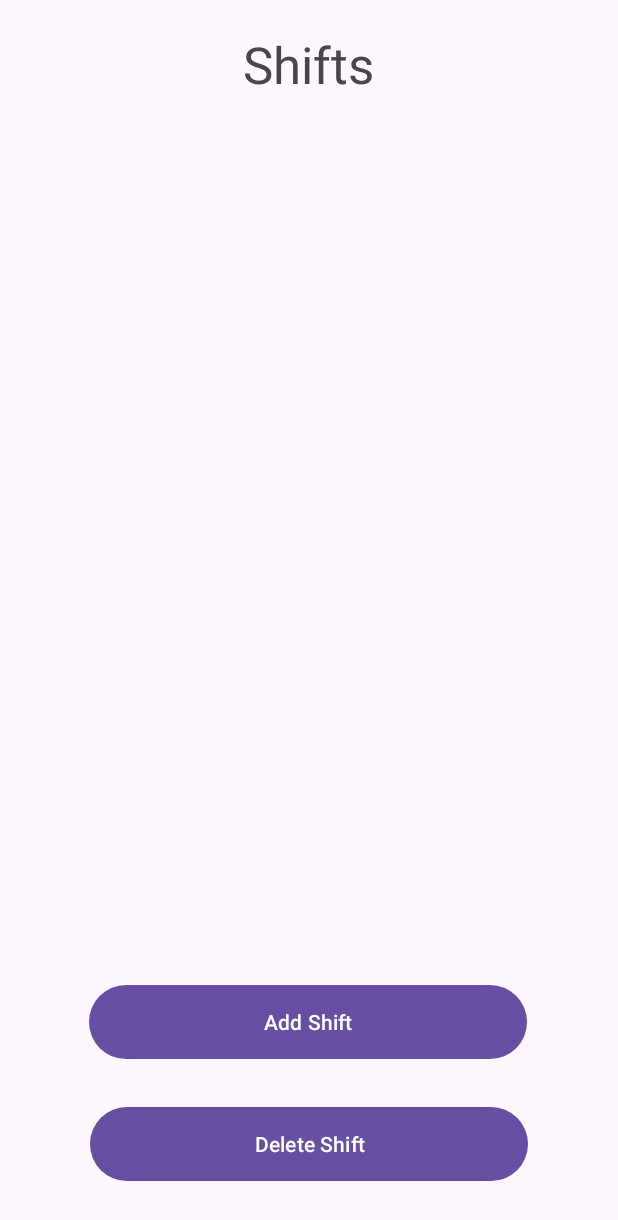
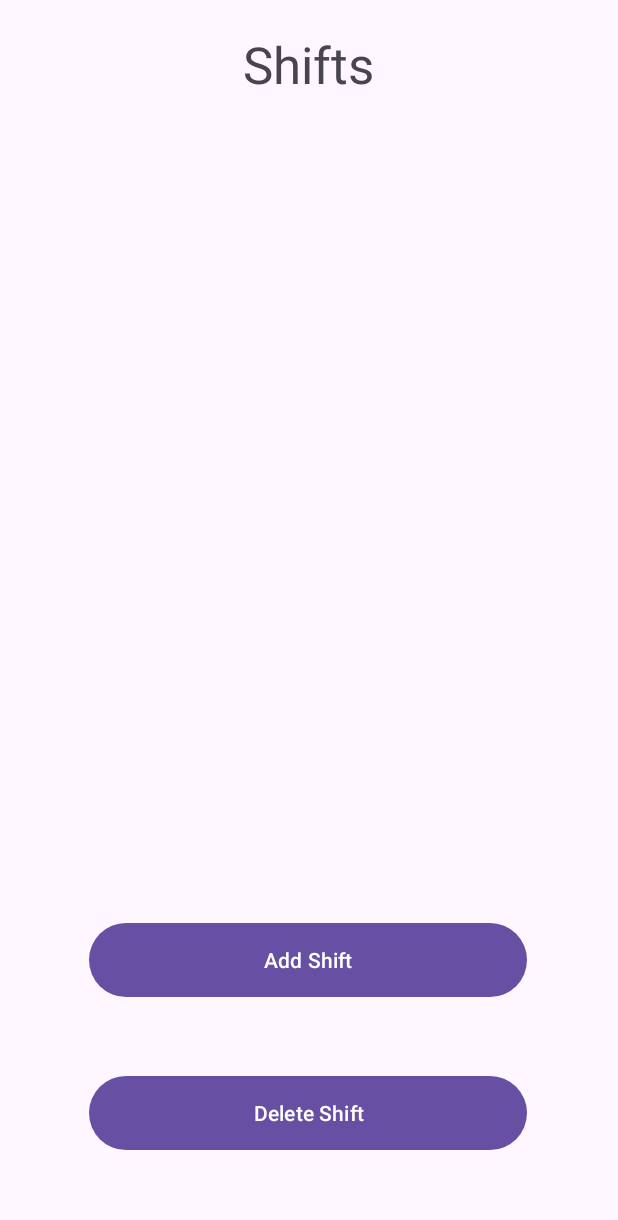
Before and after one commit to uOttawaSEGA2023/project-group-15, an Android app: the DoctorShifts screen opened directly, with no data from a screen before it, on a phone screen of 412 x 824 dp. Shown: the top 1220 px of the screen. Run offline under Robolectric (Android 15) with nearby library versions, the phone set to English and light mode, and no system bars; our stand-ins replace Firebase (no records; nobody signed in at launch, a user with empty details on screens opened directly); 1 statement that could not run was skipped.

Commit message:
UI changes

```diff
--- a/app/src/main/res/layout/activity_doctor_shifts.xml
+++ b/app/src/main/res/layout/activity_doctor_shifts.xml
@@ -11,13 +11,13 @@
         android:id="@+id/buttonNoDeleteShift"
         android:layout_width="102dp"
         android:layout_height="53dp"
-        android:layout_marginEnd="104dp"
-        android:layout_marginBottom="36dp"
+        android:layout_marginTop="8dp"
+        android:layout_marginEnd="28dp"
+        android:onClick="onClickNoDeleteButton"
         android:text="No"
         android:visibility="invisible"
-        android:onClick="onClickNoDeleteButton"
-        app:layout_constraintBottom_toBottomOf="parent"
-        app:layout_constraintEnd_toEndOf="parent" />
+        app:layout_constraintEnd_toEndOf="@+id/buttonAddShift"
+        app:layout_constraintTop_toBottomOf="@+id/textConfirmation" />
 
     <TextView
         android:id="@+id/textViewShiftsTitle"
@@ -33,8 +33,8 @@
 
     <ListView
         android:id="@+id/listViewShifts"
-        android:layout_width="413dp"
-        android:layout_height="532dp"
+        android:layout_width="409dp"
+        android:layout_height="449dp"
         android:layout_marginTop="10dp"
         android:layout_marginBottom="4dp"
         app:layout_constraintBottom_toTopOf="@+id/buttonAddShift"
@@ -55,57 +55,60 @@
         app:layout_constraintStart_toStartOf="parent"
         app:layout_constraintTop_toBottomOf="@+id/listViewShifts" />
 
+
     <Button
         android:id="@+id/buttonDeleteShift"
         android:layout_width="292dp"
         android:layout_height="57dp"
         android:layout_marginTop="8dp"
         android:layout_marginBottom="16dp"
+        android:onClick="onClickDeleteShiftButton"
         android:text="Delete Shift"
-        android:onClick="onClickDeleteShiftButton"
         app:layout_constraintBottom_toBottomOf="parent"
         app:layout_constraintEnd_toEndOf="parent"
+        app:layout_constraintHorizontal_bias="0.495"
         app:layout_constraintStart_toStartOf="parent"
         app:layout_constraintTop_toBottomOf="@+id/buttonAddShift" />
-
 
     <Button
         android:id="@+id/buttonYesDeleteShift"
         android:layout_width="102dp"
         android:layout_height="53dp"
-        android:layout_marginEnd="284dp"
-        android:layout_marginBottom="36dp"
+        android:layout_marginTop="8dp"
+        android:layout_marginEnd="28dp"
+        android:onClick="onClickYesDeleteShiftButton"
         android:text="Yes"
         android:visibility="invisible"
-        android:onClick="onClickYesDeleteShiftButton"
-        app:layout_constraintBottom_toBottomOf="parent"
-        app:layout_constraintEnd_toEndOf="parent" />
+        app:layout_constraintEnd_toStartOf="@+id/buttonNoDeleteShift"
+        app:layout_constraintTop_toBottomOf="@+id/textConfirmation" />
 
     <TextView
         android:id="@+id/textConfirmation"
         android:layout_width="wrap_content"
         android:layout_height="wrap_content"
-        android:layout_marginStart="144dp"
-        android:layout_marginBottom="108dp"
+        android:layout_marginTop="12dp"
         android:text="Delete selected shift?"
         android:textSize="20sp"
         android:visibility="invisible"
-        app:layout_constraintBottom_toBottomOf="parent"
-        app:layout_constraintStart_toStartOf="parent" />
+        app:layout_constraintEnd_toEndOf="parent"
+        app:layout_constraintHorizontal_bias="0.497"
+        app:layout_constraintStart_toStartOf="parent"
+        app:layout_constraintTop_toBottomOf="@+id/listViewShifts" />
 
     <TextView
         android:id="@+id/textWarning"
-        android:layout_width="67dp"
-        android:layout_height="152dp"
-        android:layout_marginEnd="16dp"
-        android:layout_marginBottom="4dp"
+        android:layout_width="372dp"
+        android:layout_height="19dp"
+        android:layout_marginTop="60dp"
         android:text="Please select the shift to delete first!"
         android:textAlignment="center"
         android:textColor="#E91E63"
         android:textSize="18sp"
         android:visibility="invisible"
-        app:layout_constraintBottom_toBottomOf="parent"
-        app:layout_constraintEnd_toEndOf="parent" />
+        app:layout_constraintEnd_toEndOf="parent"
+        app:layout_constraintHorizontal_bias="0.41"
+        app:layout_constraintStart_toStartOf="parent"
+        app:layout_constraintTop_toBottomOf="@+id/buttonYesDeleteShift" />
 
 
 </androidx.constraintlayout.widget.ConstraintLayout>
```
